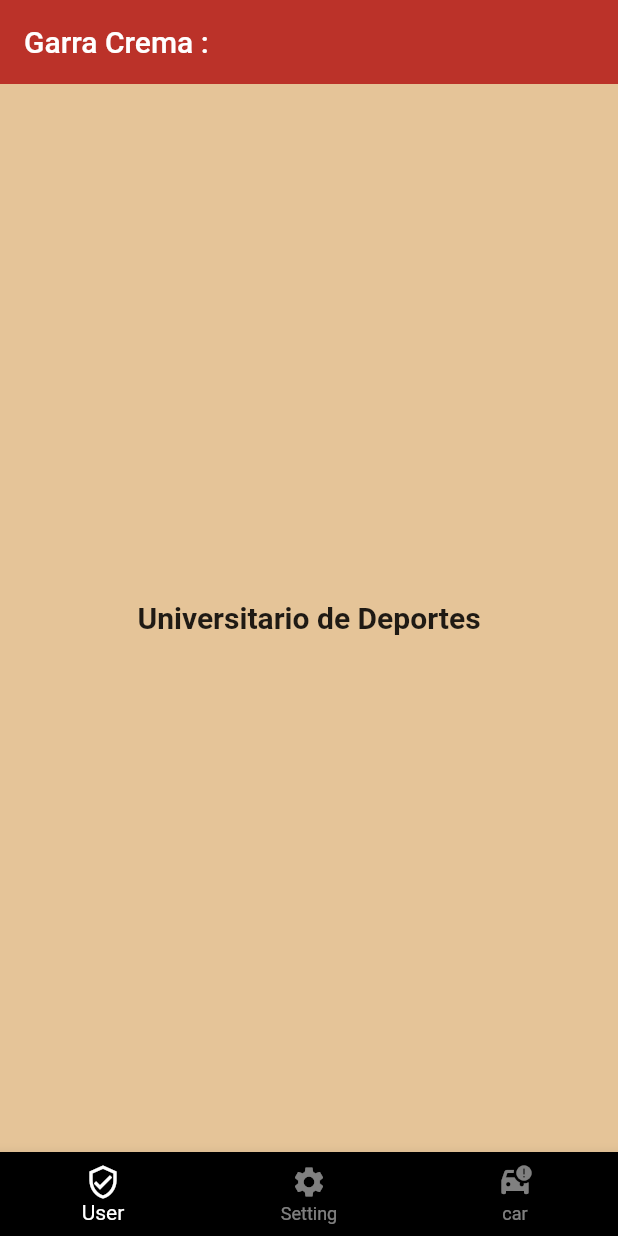
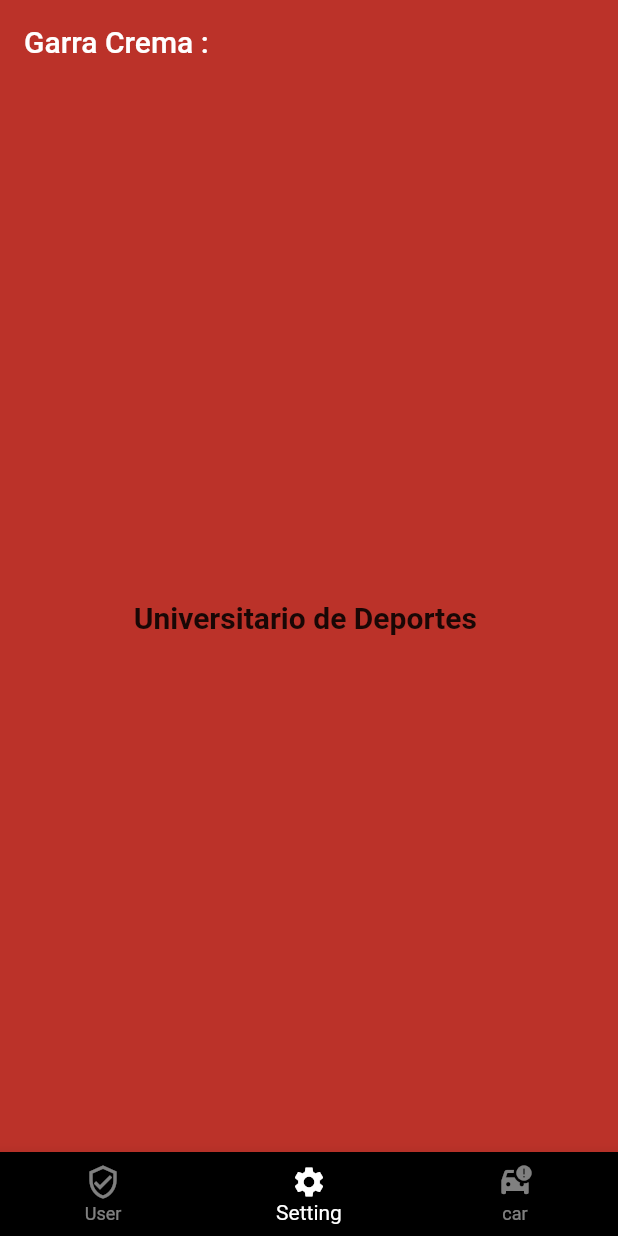
Before and after one commit to ArturoEddin/Flutter_vsc, a Flutter app: the screen it shows after launch, on a phone screen of 412 x 824 dp. Run offline on Flutter 3.47's test engine with Material 2 defaults, Android fonts, the phone set to English and light mode, and no system bars.

Commit message:
29/04/2023

```diff
--- a/lib/screens/home_screen.dart
+++ b/lib/screens/home_screen.dart
@@ -1,14 +1,17 @@
 import 'package:flutter/material.dart';
 
 class HomeScreen extends StatefulWidget {
+
   @override
-  State<HomeScreen> createState() => _HomeScreenState();
+  _HomeScreenState createState() => _HomeScreenState();
 }
 
 class _HomeScreenState extends State<HomeScreen> {
 
-  int currentPage = 0;
-  final PageController pageController = new PageController();
+  int currentPage = 1;
+  final PageController pageController = new PageController( initialPage: 1 );
+
+
 
   @override
   Widget build(BuildContext context) {
@@ -17,23 +20,37 @@ class _HomeScreenState extends State<HomeScreen> {
       appBar: AppBar(
           title: Text("Garra Crema : " ),
           elevation: 0,
-          backgroundColor: Color.fromARGB(255, 187, 50, 41)),
+          backgroundColor: Color.fromARGB(255, 187, 50, 41)
+          ),
+      body: PageView(
+               controller:pageController ,
+               physics: NeverScrollableScrollPhysics(),
+               children: [
+                CustomScreen(color: Color.fromARGB(255, 229, 196, 152)),
+                CustomScreen(color: Color.fromARGB(255, 187, 50, 41)),
+                CustomScreen(color: Colors.white),
+      ]
+      ),
+
+      bottomNavigationBar: BottomNavigationBar(
+
+        currentIndex: currentPage,
+        onTap: (index) {
+
+         currentPage =index;
 
 
-     //
-     //
+
+        pageController.animateToPage(index,
+         duration: Duration(seconds: 6),
+         curve: Curves.bounceOut
+        );
+
+        setState(() {});
+
+        },
 
 
-      bottomNavigationBar: BottomNavigationBar(
-        currentIndex: currentPage,
-        onTap: (index) {
-         currentPage =index;
-
-         setState(() {});
-
-         pageController.animateToPage(index, duration: Duration(seconds: 5), curve: Curves.bounceOut);
-
-        },
         backgroundColor: Colors.black,
         selectedItemColor: Colors.white,
         unselectedItemColor: Colors.white.withOpacity(0.5),
@@ -44,14 +61,7 @@ class _HomeScreenState extends State<HomeScreen> {
         ],
       ),
 
-        body: PageView(
-               controller:PageController() ,
-               physics: NeverScrollableScrollPhysics(),
-               children: [
-                CustomScreen(color: Color.fromARGB(255, 229, 196, 152)),
-                CustomScreen(color: Color.fromARGB(255, 187, 50, 41)),
-                CustomScreen(color: Colors.white),
-      ]),
+
 
     );
   }
@@ -68,7 +78,7 @@ class CustomScreen extends StatelessWidget {
         color: color,
         child: Center(
           child: Text(
-            "Universitario de Deportes",
+            "Universitario de Deportes ",
             style: TextStyle(fontSize: 20, fontWeight: FontWeight.bold),
           ),
         ));
```
